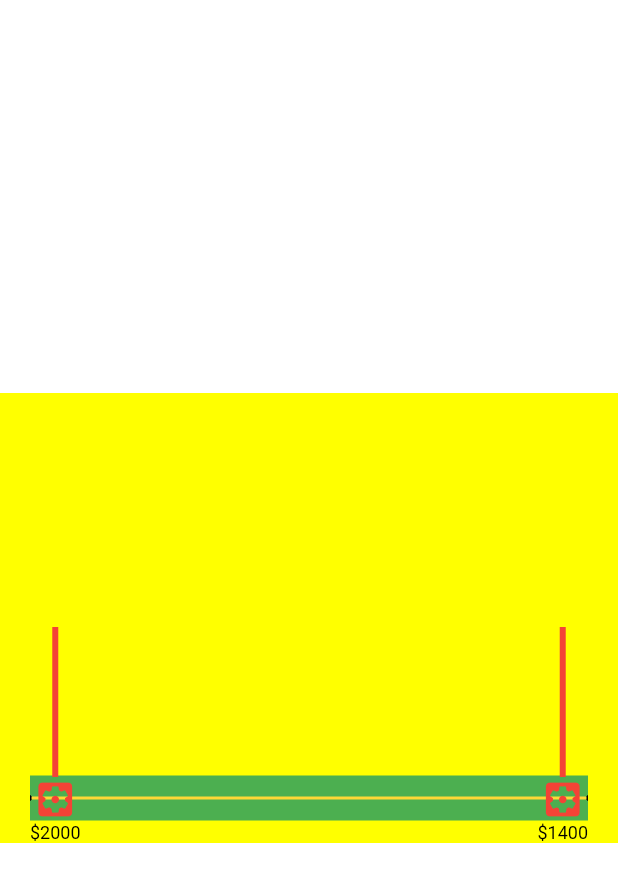
After one commit to bladeofgod/mock_airbnb_price_picker, a Flutter app: the screen it shows after launch, after a tap on "price slider with MP chart", on a phone screen of 412 x 824 dp. The commit adds this screen. Shown: the top 882 px of the screen. Run offline on Flutter 3.47's test engine with Material 2 defaults, Android fonts, the phone set to English and light mode, and no system bars.

Commit message:
add price slier with MP chart

```diff
--- a/lib/combine_demo/mock_airbnb_price_picker.dart
+++ b/lib/combine_demo/mock_airbnb_price_picker.dart
@@ -9,6 +9,7 @@ import 'package:flutter/cupertino.dart';
 import 'package:flutter/material.dart';
 import 'package:flutter_slider_demo/combine_demo/own_demo/airbnb_price_picker.dart';
 import 'package:flutter_slider_demo/combine_demo/own_demo/price_slider/price_slier_widget.dart';
+import 'package:flutter_slider_demo/combine_demo/own_demo/use_mp_chart_demo/price_slider_mp.dart';
 import 'package:flutter_slider_demo/combine_page.dart';
 import 'package:flutter_slider_demo/price_slider.dart';
 
@@ -86,6 +87,17 @@ class PricePickerState extends State<PricePicker> {
           SizedBox(
             height: 20,
           ),
+          RaisedButton(
+            child: Text("price slider with MP chart "),
+            onPressed: (){
+              Navigator.of(context).push(new MaterialPageRoute(builder: (ctx){
+                return PriceSliderMP();
+              }));
+            },
+          ),
+          SizedBox(
+            height: 20,
+          ),
         ],
       ),
     );
--- /dev/null
+++ b/lib/combine_demo/own_demo/use_mp_chart_demo/price_slider_mp.dart
@@ -0,0 +1,63 @@
+
+
+
+
+
+import 'package:flutter/material.dart';
+import 'package:flutter_slider_demo/combine_demo/own_demo/price_slider/price_slier_widget.dart';
+
+import '../../../fake_data.dart';
+
+class PriceSliderMP extends StatefulWidget{
+  @override
+  State<StatefulWidget> createState() {
+
+    return PriceSliderMPState();
+  }
+
+}
+
+class PriceSliderMPState extends State<PriceSliderMP> {
+
+
+  //默认左右截取位置
+  double leftValue =0,
+      rightValue = 1;
+
+  @override
+  Widget build(BuildContext context) {
+
+    return Material(
+      child: Container(
+        color: Colors.white,
+        child: Stack(
+          alignment: AlignmentDirectional.center,
+          children: <Widget>[
+
+            PriceSliderWidget(
+              list:FakeData.listLong ,
+              rootHeight: 300,
+              leftSlidListener: (isDragging,leftIndex){
+                ///left
+                leftValue = leftIndex/ FakeData.listLong.length;
+                print("left index : $leftIndex ___ ratio : $leftValue");
+                setState(() {
+
+                });
+              },
+              rightSlidListener: (isDragging,rightIndex){
+                ///right
+                rightValue = (FakeData.listLong.length - rightIndex) / FakeData.listLong.length;
+                print("right index : $rightIndex ___ ratio : $rightValue");
+                setState(() {
+
+                });
+              },
+            ),
+
+          ],
+        ),
+      ),
+    );
+  }
+}
```
Also changed, not shown: pubspec.lock, 2 other files.
